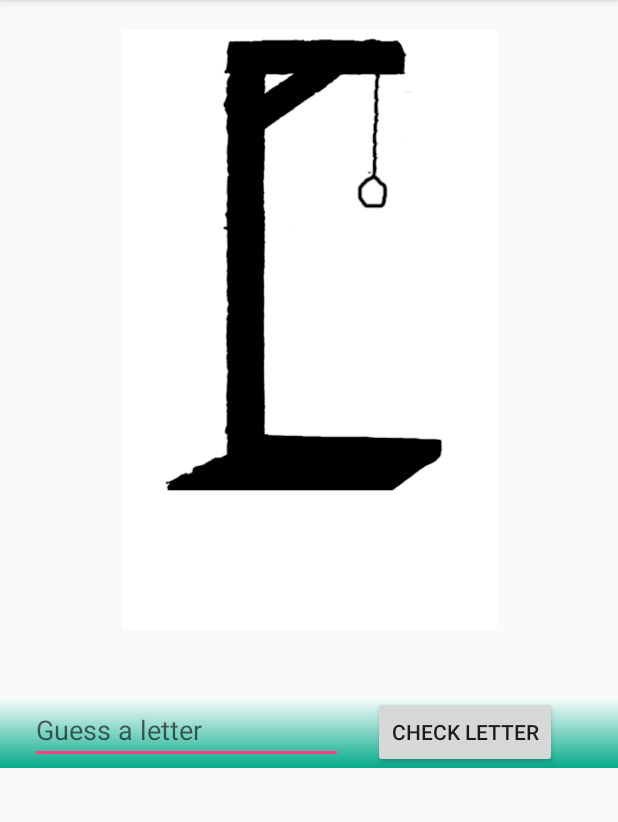
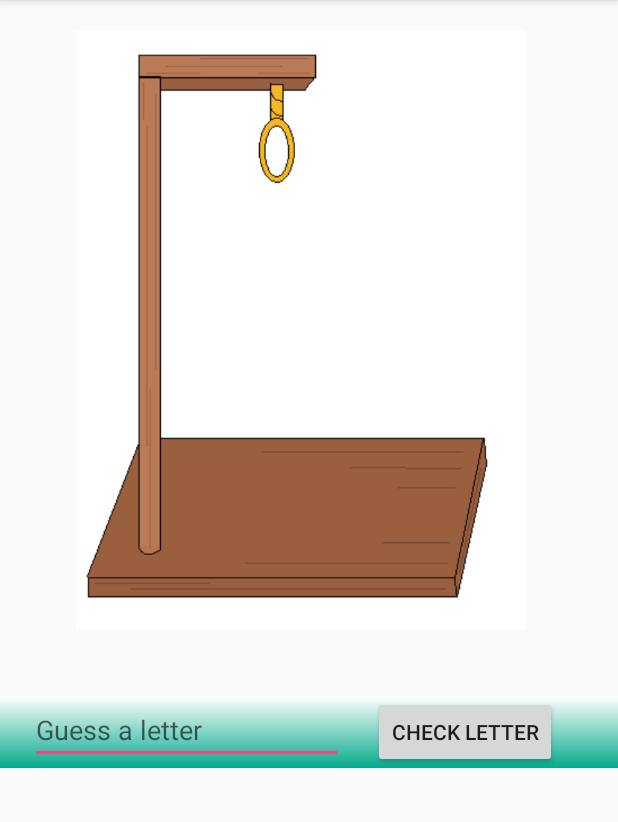
Before and after one commit to mkhartman/Hangman, an Android app: the GameActivity screen opened directly, with no data from a screen before it, on a phone screen of 412 x 824 dp, the part 84-906 px from its top. Run offline under Robolectric (Android 15) with nearby library versions, the phone set to English and light mode, and no system bars.

Commit message:
finished project

```diff
--- a/Hangman/app/src/main/res/layout/layout_game.xml
+++ b/Hangman/app/src/main/res/layout/layout_game.xml
@@ -4,15 +4,6 @@
     android:layout_width="match_parent"
     android:layout_height="match_parent"
     tools:context="matt.com.hangman.GameActivity">
-
-    <ImageView
-        android:layout_width="wrap_content"
-        android:layout_height="400dp"
-        android:id="@+id/imageView"
-        android:layout_alignParentTop="true"
-        android:layout_centerHorizontal="true"
-        android:src="@drawable/hangdroid_0"
-        android:layout_marginTop="20dp" />
 
     <LinearLayout
         android:orientation="horizontal"
@@ -62,21 +53,23 @@
 
     </LinearLayout>
 
+    <ImageView
+        android:layout_width="wrap_content"
+        android:layout_height="400dp"
+        android:id="@+id/imageView"
+        android:src="@drawable/hangdroid_0"
+        android:layout_marginTop="20dp"
+        android:layout_alignParentTop="true"
+        android:layout_alignParentStart="true" />
+
     <TextView
+        android:text="TextView"
         android:layout_width="wrap_content"
         android:layout_height="wrap_content"
-        android:textAppearance="?android:attr/textAppearanceMedium"
-        android:id="@+id/usedLetters"
-        android:layout_marginTop="200dp"
         android:layout_alignTop="@+id/imageView"
-        android:layout_alignParentLeft="true"
-        android:layout_alignParentStart="true"
-        android:layout_marginLeft="20dp"
-        android:textColor="@color/red" />
-
-    <TextView
-        android:layout_width="wrap_content"
-        android:layout_height="wrap_content"
-        android:id="@+id/debugWord" />
+        android:layout_alignParentEnd="true"
+        android:layout_marginEnd="46dp"
+        android:layout_marginTop="155dp"
+        android:id="@+id/usedLetters" />
 
 </RelativeLayout>
```
Also changed, not shown: Hangman/app/src/main/AndroidManifest.xml (+10 -5 lines), Hangman/app/src/main/java/matt/com/hangman/GameActivity.java (+38 -14 lines), Hangman/app/src/main/java/matt/com/hangman/GameOver.java (+18 -0 lines), Hangman/app/src/main/res/layout/activity_main.xml (+1 -11 lines), Hangman/app/src/main/res/layout/layout_gameover.xml (+34 -0 lines), Hangman/app/src/main/res/drawable/androidtemp.png (added), Hangman/app/src/main/res/drawable/game_over.png, Hangman/app/src/main/res/drawable/hangdroid_0.png, Hangman/app/src/main/res/drawable/hangdroid_1.png, Hangman/app/src/main/res/drawable/hangdroid_2.png, Hangman/app/src/main/res/drawable/hangdroid_3.png, Hangman/app/src/main/res/drawable/hangdroid_4.png, Hangman/app/src/main/res/drawable/hangdroid_5.png.
